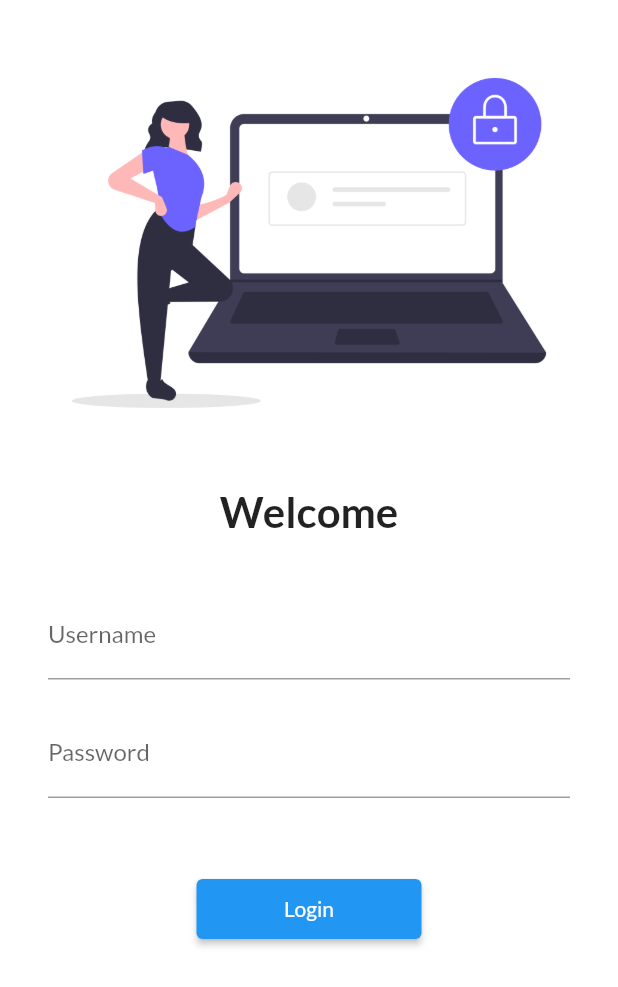
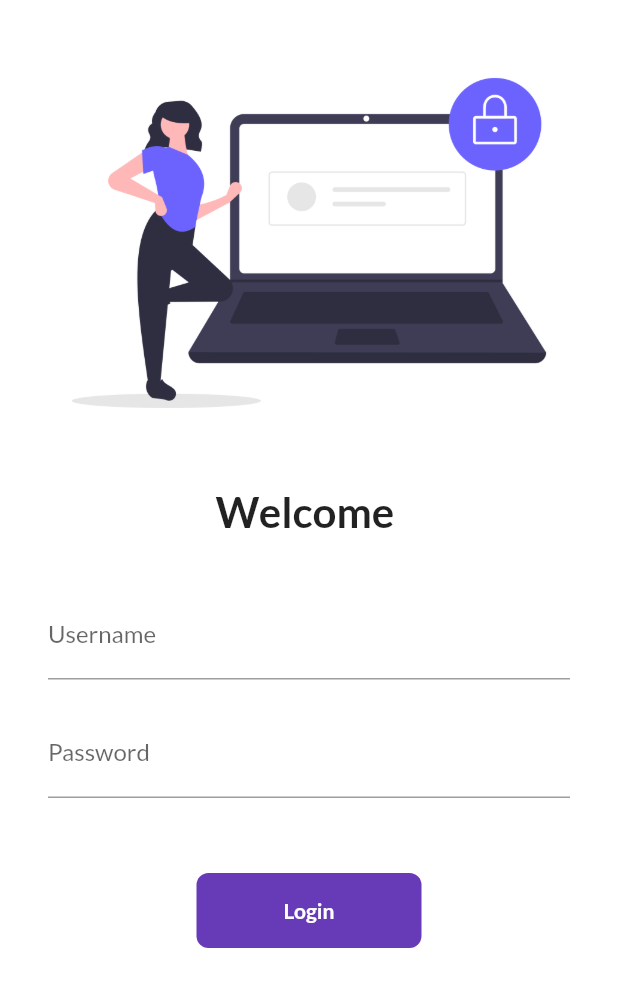
Before and after one commit to Harwindersingh007/flutter, a Flutter app: the screen it shows after launch, on a phone screen of 412 x 824 dp. Shown: the top 987 px of the screen. Run offline on Flutter 3.47's test engine with Material 2 defaults, Android fonts, the phone set to English and light mode, and no system bars; our stand-ins replace google_fonts.

Commit message:
day 3 completed

```diff
--- a/myfirstapp/lib/pages/login_page.dart
+++ b/myfirstapp/lib/pages/login_page.dart
@@ -1,9 +1,16 @@
 import 'package:flutter/material.dart';
 import 'package:myfirstapp/utils/routes.dart';
 
-class Loginpage extends StatelessWidget {
+class Loginpage extends StatefulWidget {
   const Loginpage({Key? key}) : super(key: key);
 
+  @override
+  State<Loginpage> createState() => _LoginpageState();
+}
+
+class _LoginpageState extends State<Loginpage> {
+  String name = "";
+  bool changebutton = false;
   @override
   Widget build(BuildContext context) {
     return Material(
@@ -21,9 +28,9 @@ class Loginpage extends StatelessWidget {
             const SizedBox(
               height: 20.0,
             ),
-            const Text(
-              "Welcome",
-              style: TextStyle(
+            Text(
+              "Welcome $name",
+              style: const TextStyle(
                 fontSize: 28,
                 fontWeight: FontWeight.bold,
               ),
@@ -37,11 +44,14 @@ class Loginpage extends StatelessWidget {
               child: Column(
                 children: [
                   TextFormField(
-                    decoration: const InputDecoration(
-                      hintText: "Enter username",
-                      labelText: "Username",
-                    ),
-                  ),
+                      decoration: const InputDecoration(
+                        hintText: "Enter username",
+                        labelText: "Username",
+                      ),
+                      onChanged: (value) {
+                        name = value;
+                        setState(() {});
+                      }),
                   const SizedBox(
                     height: 20.0,
                   ),
@@ -55,14 +65,47 @@ class Loginpage extends StatelessWidget {
                   const SizedBox(
                     height: 50.0,
                   ),
-                  ElevatedButton(
+                  InkWell(
+                    onTap: () async {
+                      setState(() {
+                        changebutton = true;
+                      });
+
+                      await Future.delayed(const Duration(seconds: 1));
+                      Navigator.pushNamed(context, MyRoutes.homeRoute);
+                    },
+                    child: AnimatedContainer(
+                      duration: const Duration(seconds: 1),
+                      width: changebutton ? 50 : 150,
+                      height: 50,
+                      alignment: Alignment.center,
+                      child: changebutton
+                          ? const Icon(
+                              Icons.done,
+                              color: Colors.white,
+                            )
+                          : const Text(
+                              "Login",
+                              style: TextStyle(
+                                  color: Colors.white,
+                                  fontWeight: FontWeight.bold),
+                            ),
+                      decoration: BoxDecoration(
+                          /* shape:
+                            changebutton ? BoxShape.circle : BoxShape.rectangle,*/
+                          color: Colors.deepPurple,
+                          borderRadius:
+                              BorderRadius.circular(changebutton ? 50 : 8)),
+                    ),
+                  ),
+                  /* ElevatedButton(
                     onPressed: () {
                       Navigator.pushNamed(context, MyRoutes.homeRoute);
                     },
                     child: const Text("Login"),
                     style:
                         TextButton.styleFrom(minimumSize: const Size(150, 40)),
-                  ),
+                  ),*/
                 ],
               ),
             )
```
Also changed, not shown: 1 other file.
